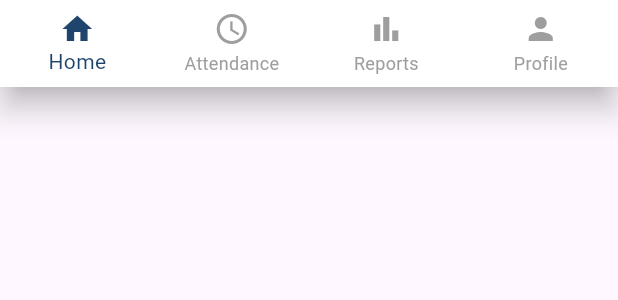
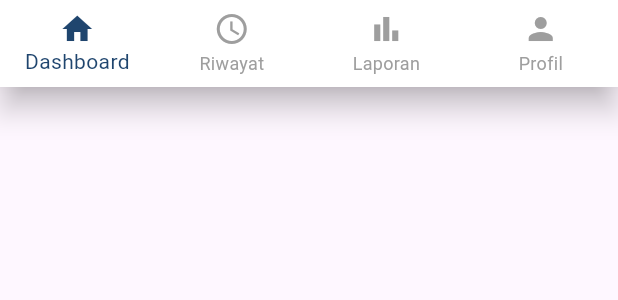
Before and after one commit to FarahAzhari/clockin_app, a Flutter app: the CustomBottomNavigationBar widget shown alone on an empty page, opened directly with empty values, on a phone screen of 412 x 824 dp. Shown: the top 300 px of the screen. Run offline on Flutter 3.47's test engine with Material 3 defaults, Android fonts, the phone set to English and light mode, and no system bars; our stand-ins replace fl_chart, geocoding, geolocator, image_picker, shared_preferences; accounts and stored records are empty.

Commit message:
CHANGE: Language into Indonesian in Bottom Navigation Bar

```diff
--- a/lib/widgets/custom_bottom_navigation_bar.dart
+++ b/lib/widgets/custom_bottom_navigation_bar.dart
@@ -36,18 +36,18 @@ class CustomBottomNavigationBar extends StatelessWidget {
       type: BottomNavigationBarType
           .fixed, // Ensures all labels are always visible
       items: const <BottomNavigationBarItem>[
-        BottomNavigationBarItem(icon: Icon(Icons.home), label: 'Home'),
+        BottomNavigationBarItem(icon: Icon(Icons.home), label: 'Dashboard'),
         BottomNavigationBarItem(
           icon: Icon(Icons.access_time), // Icon for attendance/clock-in
-          label: 'Attendance',
+          label: 'Riwayat',
         ),
         BottomNavigationBarItem(
           icon: Icon(Icons.bar_chart), // Icon for reports/statistics
-          label: 'Reports',
+          label: 'Laporan',
         ),
         BottomNavigationBarItem(
           icon: Icon(Icons.person), // Icon for reports/statistics
-          label: 'Profile',
+          label: 'Profil',
         ),
       ],
     );
```
